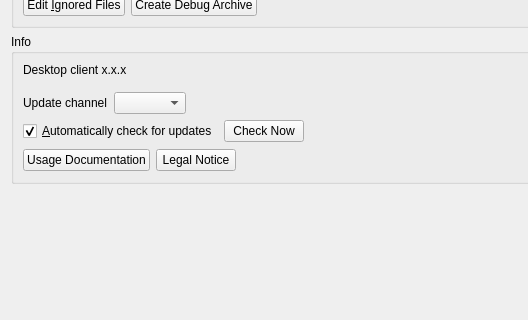
This is src/gui/generalsettings.ui in nextcloud/desktop as Qt 5 draws it before an edit; both pictures show x 0 to 528 and y 359 to 679 of the 667 by 796 pixel window. The edited form follows.
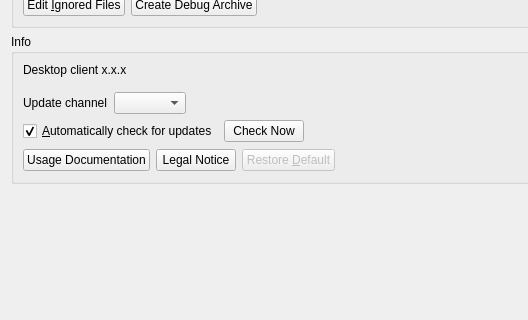
This is the edited form.

Commit message:
feat(generalsettings): add option to restore default update channel.
Do not display message confirming change when it is setting the default channel.

Implements #7965.

```diff
--- a/src/gui/generalsettings.ui
+++ b/src/gui/generalsettings.ui
@@ -446,6 +446,16 @@
           </property>
          </widget>
         </item>
+        <item>
+         <widget class="QPushButton" name="restoreUpdateChannelButton">
+          <property name="enabled">
+           <bool>false</bool>
+          </property>
+          <property name="text">
+           <string>Restore &amp;Default</string>
+          </property>
+         </widget>
+        </item>
         <item>
          <spacer name="horizontalSpacer_2">
           <property name="orientation">
```
The commit also changes 2 other files.
